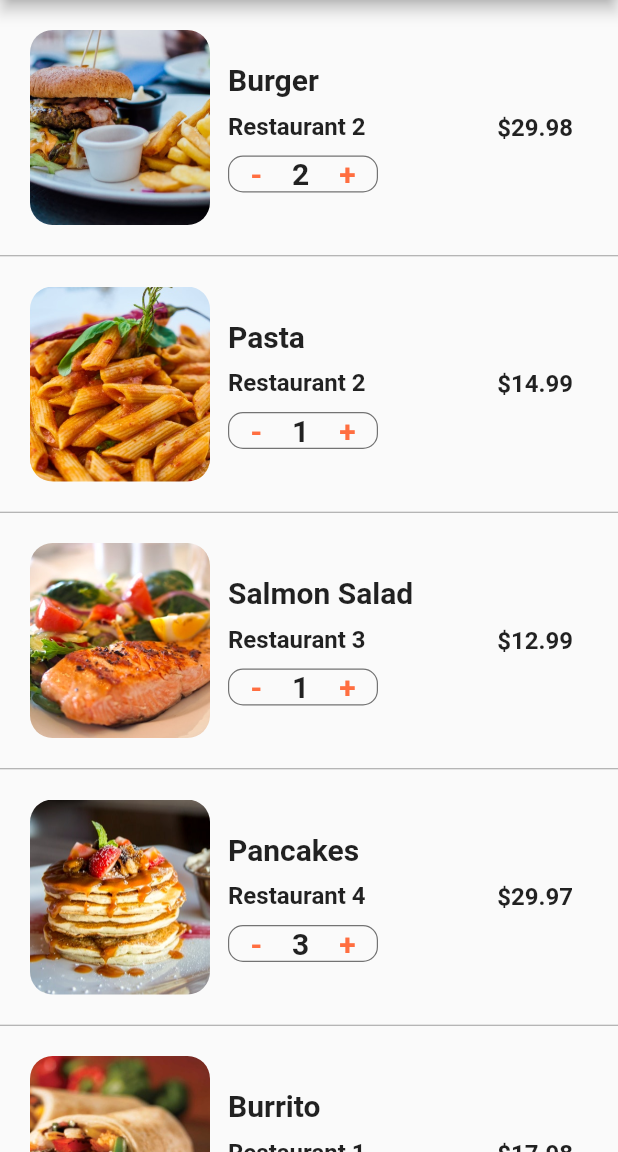
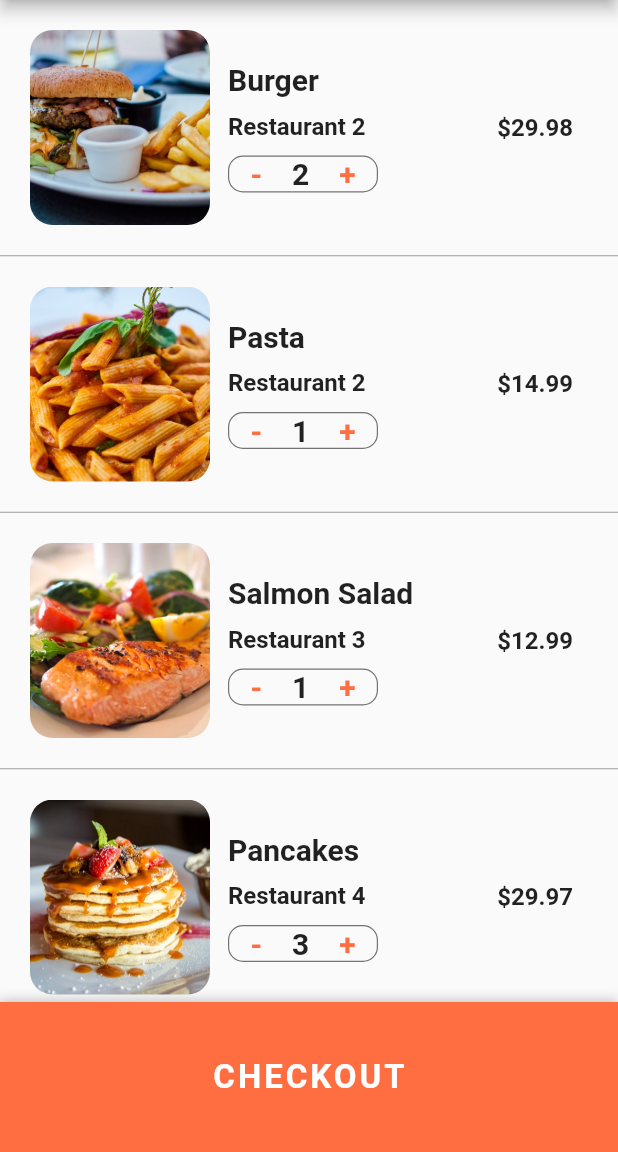
Before and after one commit to vkashegde/food-delivery-app, a Flutter app: the CartScreen screen opened directly, on a phone screen of 412 x 824 dp, the part 84-1236 px from its top. Run offline on Flutter 3.47's test engine with Material 2 defaults, Android fonts, the phone set to English and light mode, and no system bars.

Commit message:
bottomsheet chekout , delivery time and price aded

```diff
--- a/lib/screens/cart_screen.dart
+++ b/lib/screens/cart_screen.dart
@@ -113,14 +113,72 @@ class _CartScreenState extends State<CartScreen> {
 
   @override
   Widget build(BuildContext context) {
+    double totalPrice = 0;
+    currentUser.cart.forEach((Order order) {
+      totalPrice += order.quantity * order.food.price;
+    });
     return Scaffold(
       appBar: AppBar(
         title: Text('Cart (${currentUser.cart.length})'),
       ),
       body: ListView.separated(
         itemBuilder: (BuildContext context, int index) {
-          Order order = currentUser.cart[index];
-          return _buildCartIntem(order);
+          if (index < currentUser.cart.length) {
+            Order order = currentUser.cart[index];
+            return _buildCartIntem(order);
+          }
+          return Padding(
+            padding: EdgeInsets.all(20.0),
+            child: Column(
+              children: [
+                Row(
+                  mainAxisAlignment: MainAxisAlignment.spaceBetween,
+                  children: [
+                    Text(
+                      'Estimated Delivery Time',
+                      style: TextStyle(
+                        fontSize: 20,
+                        fontWeight: FontWeight.w600,
+                      ),
+                    ),
+                    Text(
+                      '25 min',
+                      style: TextStyle(
+                        fontSize: 20,
+                        fontWeight: FontWeight.w600,
+                      ),
+                    ),
+                  ],
+                ),
+                SizedBox(
+                  height: 10,
+                ),
+                Row(
+                  mainAxisAlignment: MainAxisAlignment.spaceBetween,
+                  children: [
+                    Text(
+                      'Total Cost',
+                      style: TextStyle(
+                        fontSize: 17,
+                        fontWeight: FontWeight.w600,
+                      ),
+                    ),
+                    Text(
+                      '\$${totalPrice.toStringAsFixed(2)}',
+                      style: TextStyle(
+                        color: Colors.green[600],
+                        fontSize: 20,
+                        fontWeight: FontWeight.w600,
+                      ),
+                    ),
+                  ],
+                ),
+                SizedBox(
+                  height: 100,
+                )
+              ],
+            ),
+          );
         },
         separatorBuilder: (BuildContext context, int index) {
           return Divider(
@@ -128,7 +186,29 @@ class _CartScreenState extends State<CartScreen> {
             color: Colors.grey,
           );
         },
-        itemCount: currentUser.cart.length,
+        itemCount: currentUser.cart.length + 1,
+      ),
+      bottomSheet: Container(
+        height: 100,
+        width: MediaQuery.of(context).size.width,
+        decoration:
+            BoxDecoration(color: Theme.of(context).primaryColor, boxShadow: [
+          BoxShadow(
+              color: Colors.black26, offset: Offset(0, -1), blurRadius: 6),
+        ]),
+        child: Center(
+          child: FlatButton(
+            onPressed: () {},
+            child: Text(
+              'CHECKOUT',
+              style: TextStyle(
+                  color: Colors.white,
+                  fontSize: 22,
+                  fontWeight: FontWeight.bold,
+                  letterSpacing: 2),
+            ),
+          ),
+        ),
       ),
     );
   }
```
